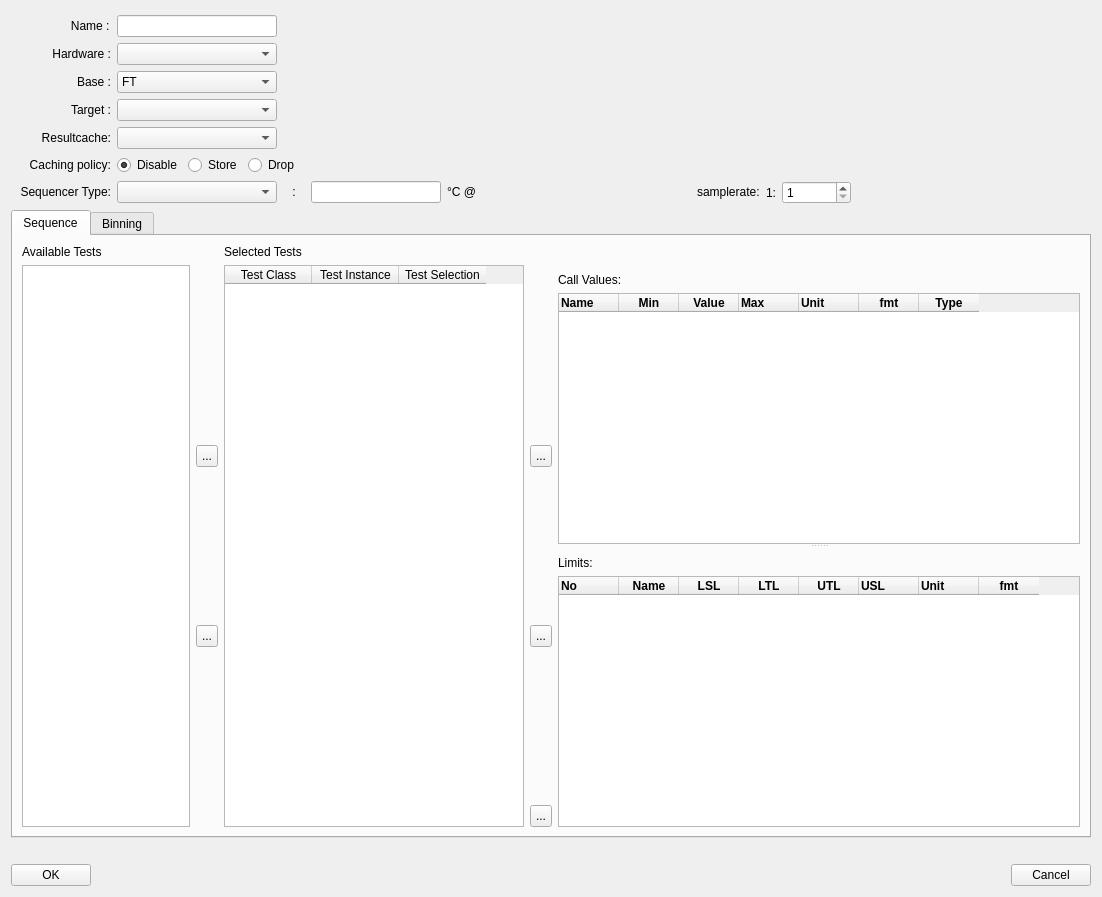
This is src/ATE_spyder/ate_spyder/widgets/actions_on/program/TestProgramWizard.ui in Semi-ATE/Semi-ATE as Qt 5 draws it before an edit. The edited form follows.
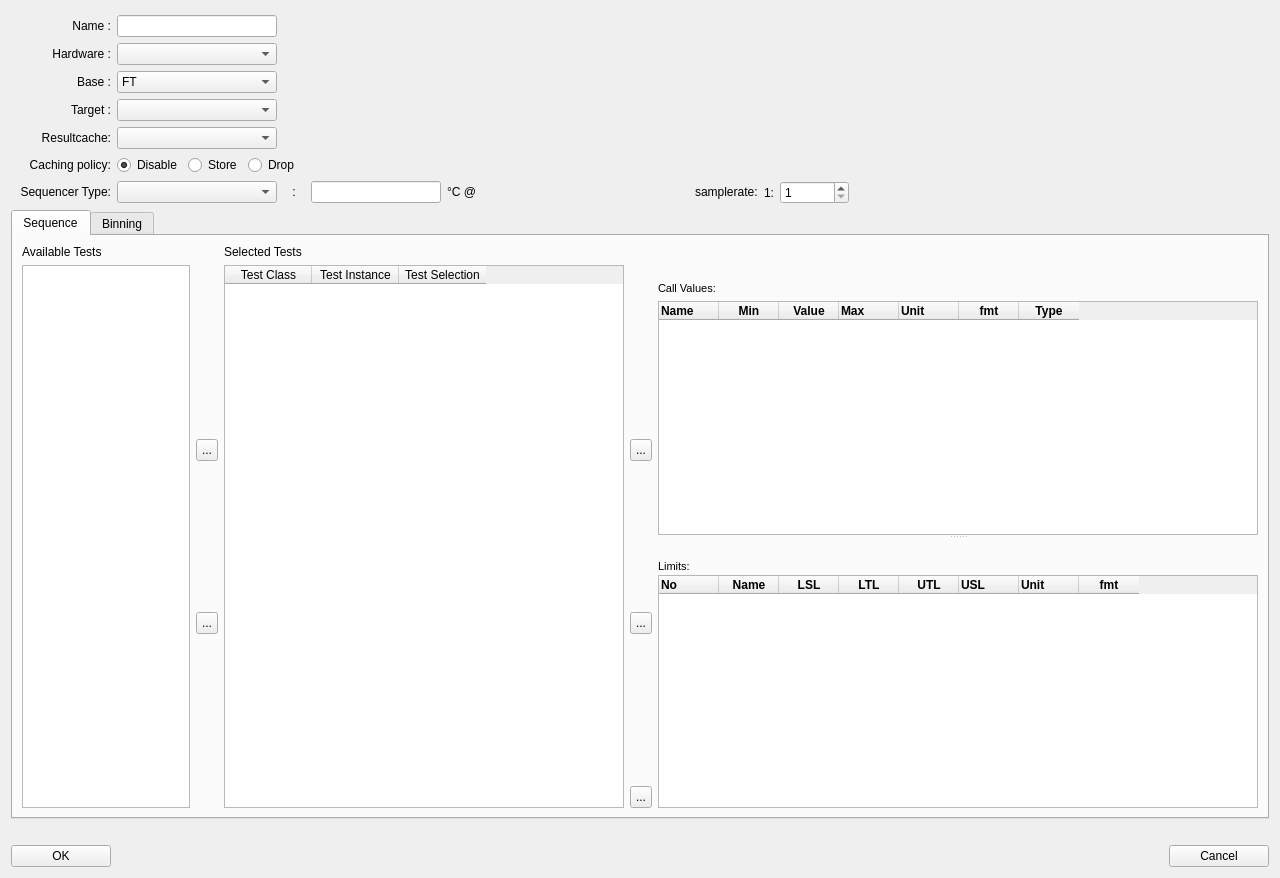
This is the edited form.

```diff
--- a/src/ATE_spyder/ate_spyder/widgets/actions_on/program/TestProgramWizard.ui
+++ b/src/ATE_spyder/ate_spyder/widgets/actions_on/program/TestProgramWizard.ui
@@ -6,8 +6,8 @@
    <rect>
     <x>0</x>
     <y>0</y>
-    <width>1102</width>
-    <height>897</height>
+    <width>1266</width>
+    <height>878</height>
    </rect>
   </property>
   <property name="windowTitle">
@@ -29,6 +29,12 @@
        </property>
        <item>
         <widget class="QLabel" name="label_5">
+         <property name="sizePolicy">
+          <sizepolicy hsizetype="Fixed" vsizetype="Fixed">
+           <horstretch>0</horstretch>
+           <verstretch>0</verstretch>
+          </sizepolicy>
+         </property>
          <property name="minimumSize">
           <size>
            <width>100</width>
@@ -44,6 +50,9 @@
          <property name="text">
           <string>                  Name :</string>
          </property>
+         <property name="alignment">
+          <set>Qt::AlignRight|Qt::AlignTrailing|Qt::AlignVCenter</set>
+         </property>
         </widget>
        </item>
        <item>
@@ -559,13 +568,13 @@
         <widget class="QLabel" name="temperature_feedback">
          <property name="minimumSize">
           <size>
-           <width>202</width>
+           <width>200</width>
            <height>0</height>
           </size>
          </property>
          <property name="maximumSize">
           <size>
-           <width>174</width>
+           <width>300</width>
            <height>16777215</height>
           </size>
          </property>
@@ -651,6 +660,9 @@
      </item>
      <item>
       <widget class="QTabWidget" name="tab_layout">
+       <property name="enabled">
+        <bool>true</bool>
+       </property>
        <property name="currentIndex">
         <number>0</number>
        </property>
@@ -940,7 +952,7 @@
               <item>
                <widget class="QLabel" name="parametersInputLabel">
                 <property name="sizePolicy">
-                 <sizepolicy hsizetype="Preferred" vsizetype="Fixed">
+                 <sizepolicy hsizetype="Fixed" vsizetype="Fixed">
                   <horstretch>0</horstretch>
                   <verstretch>0</verstretch>
                  </sizepolicy>
@@ -948,15 +960,20 @@
                 <property name="minimumSize">
                  <size>
                   <width>0</width>
-                  <height>22</height>
+                  <height>30</height>
                  </size>
                 </property>
                 <property name="maximumSize">
                  <size>
                   <width>16777215</width>
-                  <height>22</height>
+                  <height>50</height>
                  </size>
                 </property>
+                <property name="font">
+                 <font>
+                  <pointsize>8</pointsize>
+                 </font>
+                </property>
                 <property name="text">
                  <string>Call Values:</string>
                 </property>
@@ -967,6 +984,12 @@
               </item>
               <item>
                <widget class="QTableWidget" name="parametersInput">
+                <property name="minimumSize">
+                 <size>
+                  <width>600</width>
+                  <height>0</height>
+                 </size>
+                </property>
                 <property name="textElideMode">
                  <enum>Qt::ElideNone</enum>
                 </property>
@@ -1079,7 +1102,7 @@
                 <property name="minimumSize">
                  <size>
                   <width>0</width>
-                  <height>22</height>
+                  <height>30</height>
                  </size>
                 </property>
                 <property name="maximumSize">
@@ -1088,6 +1111,11 @@
                   <height>22</height>
                  </size>
                 </property>
+                <property name="font">
+                 <font>
+                  <pointsize>8</pointsize>
+                 </font>
+                </property>
                 <property name="text">
                  <string>Limits:</string>
                 </property>
@@ -1098,6 +1126,12 @@
               </item>
               <item>
                <widget class="QTableWidget" name="parametersOutput">
+                <property name="minimumSize">
+                 <size>
+                  <width>400</width>
+                  <height>0</height>
+                 </size>
+                </property>
                 <property name="textElideMode">
                  <enum>Qt::ElideMiddle</enum>
                 </property>
@@ -1240,13 +1274,13 @@
            </property>
            <property name="minimumSize">
             <size>
-             <width>264</width>
+             <width>400</width>
              <height>0</height>
             </size>
            </property>
            <property name="maximumSize">
             <size>
-             <width>300</width>
+             <width>16777215</width>
              <height>16777215</height>
             </size>
            </property>
@@ -1401,6 +1435,12 @@
       <layout class="QHBoxLayout" name="buttonLayout">
        <item>
         <widget class="QPushButton" name="OKButton">
+         <property name="minimumSize">
+          <size>
+           <width>100</width>
+           <height>0</height>
+          </size>
+         </property>
          <property name="text">
           <string>OK</string>
          </property>
@@ -1424,6 +1464,12 @@
        </item>
        <item>
         <widget class="QPushButton" name="CancelButton">
+         <property name="minimumSize">
+          <size>
+           <width>100</width>
+           <height>0</height>
+          </size>
+         </property>
          <property name="text">
           <string>Cancel</string>
          </property>
```
Left out of the diff: 2 changed lines with no effect on the pictures.
